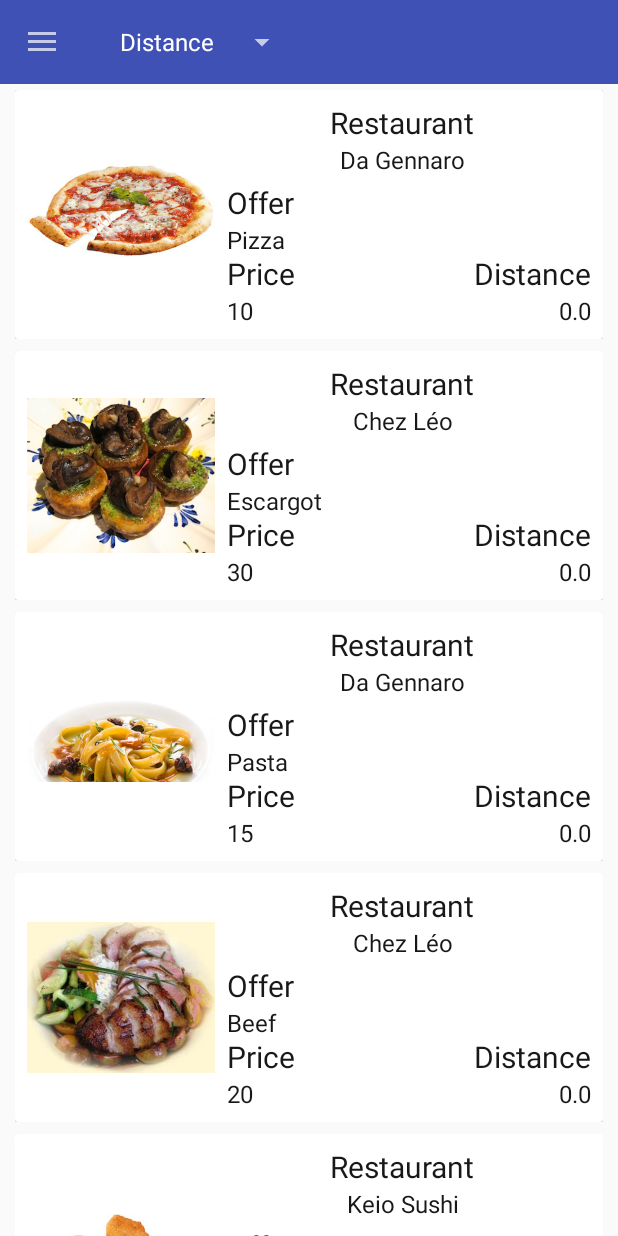
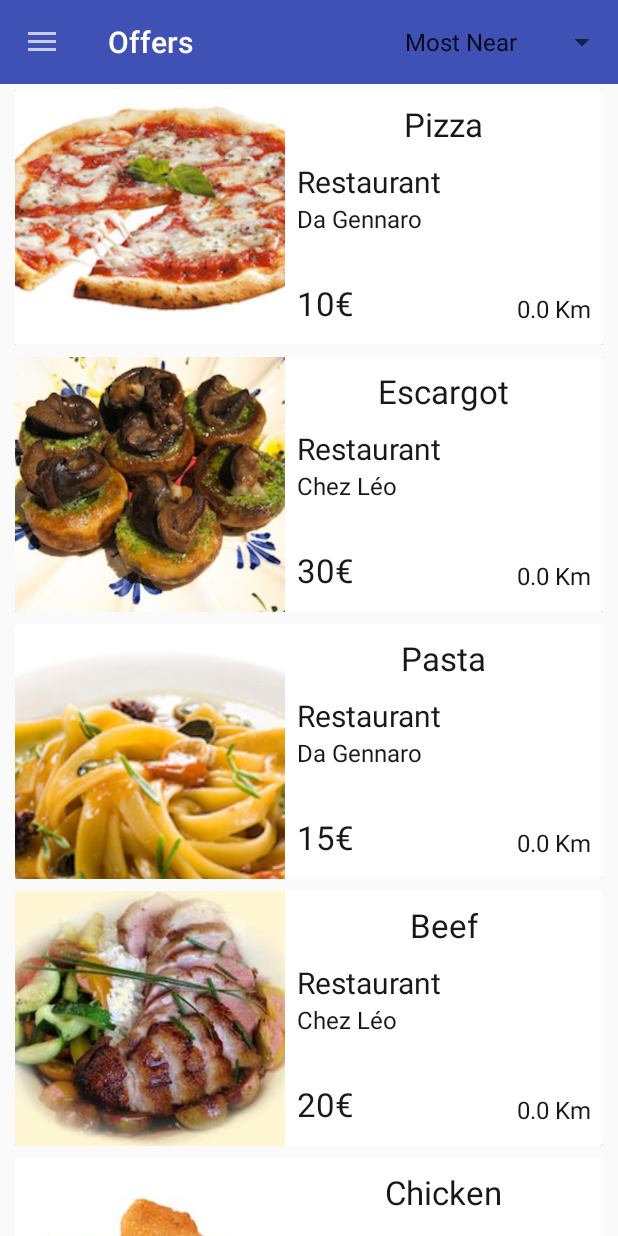
Before and after one commit to pmgrp/Lab3, an Android app: the ActivityMain screen opened directly, with no data from a screen before it, after a tap on "Offers", on a phone screen of 412 x 824 dp. Run offline under Robolectric (Android 15) with nearby library versions, the phone set to English and light mode, and no system bars; 4 statements that could not run were skipped; 2 other taps on this screen came first.

Commit message:
Some improvement to style
Some improvement to style

```diff
--- a/app/src/main/java/com/sorbellini/s214631/lab3/ActivityMain.java
+++ b/app/src/main/java/com/sorbellini/s214631/lab3/ActivityMain.java
@@ -10,8 +10,6 @@ import android.support.v4.app.Fragment;
 import android.support.v4.widget.DrawerLayout;
 import android.support.v7.app.ActionBarDrawerToggle;
 import android.support.v7.app.AppCompatActivity;
-import android.support.v7.widget.LinearLayoutManager;
-import android.support.v7.widget.RecyclerView;
 import android.support.v7.widget.Toolbar;
 import android.util.Log;
 import android.view.Menu;
@@ -22,13 +20,9 @@ import android.widget.ArrayAdapter;
 import android.widget.ListView;
 import android.widget.Spinner;
 import android.widget.Toast;
-
 import com.google.android.gms.common.ConnectionResult;
 import com.google.android.gms.common.api.GoogleApiClient;
 import com.google.android.gms.location.LocationServices;
-
-import java.util.ArrayList;
-import java.util.Collections;
 
 public class ActivityMain extends AppCompatActivity implements
         GoogleApiClient.ConnectionCallbacks,
@@ -43,6 +37,8 @@ public class ActivityMain extends AppCompatActivity implements
     DrawerLayout mDrawerLayout;
     ListView mDrawerList;
     ActionBarDrawerToggle mDrawerToggle;
+    int mDrawerPosition;
+    boolean mDrawerClick;
     //spinner
     Spinner spinner;
 
@@ -63,7 +59,9 @@ public class ActivityMain extends AppCompatActivity implements
         mDrawerList.setOnItemClickListener(new AdapterView.OnItemClickListener() {
             @Override
             public void onItemClick(AdapterView<?> parent, View view, int position, long id) {
-                displayView(position);
+                mDrawerPosition = position;
+                mDrawerClick = true;
+                mDrawerLayout.closeDrawer(mDrawerList);
             }
         });
 
@@ -76,6 +74,10 @@ public class ActivityMain extends AppCompatActivity implements
                 super.onDrawerClosed(v);
                 invalidateOptionsMenu();
                 syncState();
+                if(mDrawerClick) {
+                    displayView(mDrawerPosition);
+                    mDrawerClick = false;
+                }
             }
 
             public void onDrawerOpened(View v) {
@@ -88,7 +90,6 @@ public class ActivityMain extends AppCompatActivity implements
         setSupportActionBar(toolbar);
         getSupportActionBar().setDisplayHomeAsUpEnabled(true);
         getSupportActionBar().setHomeButtonEnabled(true);
-        getSupportActionBar().setDisplayShowTitleEnabled(false);
         mDrawerToggle.syncState();
 
         /**
@@ -135,7 +136,7 @@ public class ActivityMain extends AppCompatActivity implements
         }
 
         //Offers take the place of frame container
-        getSupportActionBar().setDisplayShowTitleEnabled(false);
+        getSupportActionBar().setTitle("Offers");
         Fragment fragment = new FragmentShowOffers();
         getSupportFragmentManager().beginTransaction()
                 .replace(R.id.frame_container, fragment).commit();
@@ -168,16 +169,17 @@ public class ActivityMain extends AppCompatActivity implements
         Fragment fragment = null;
         switch (position) {
             case 0:
-                mDrawerLayout.closeDrawer(mDrawerList);
+                //mDrawerLayout.closeDrawer(mDrawerList);
                 spinner.setVisibility(View.VISIBLE);
                 mDrawerList.setSelection(0);
-                getSupportActionBar().setDisplayShowTitleEnabled(false);
+                getSupportActionBar().setTitle("Offers");
+                getSupportActionBar().setDisplayShowTitleEnabled(true);
                 fragment = new FragmentShowOffers();
                 getSupportFragmentManager().beginTransaction()
                         .replace(R.id.frame_container, fragment).commit();
                 break;
             case 1:
-                mDrawerLayout.closeDrawer(mDrawerList);
+                //mDrawerLayout.closeDrawer(mDrawerList);
                 mDrawerList.setSelection(1);
                 getSupportActionBar().setTitle("Restaurants");
                 getSupportActionBar().setDisplayShowTitleEnabled(true);
@@ -202,6 +204,8 @@ public class ActivityMain extends AppCompatActivity implements
     public boolean onCreateOptionsMenu(Menu menu) {
         // Inflate the menu; this adds items to the action bar if it is present.
         getMenuInflater().inflate(R.menu.menu_main, menu);
+        MenuItem item = menu.findItem(R.id.action_settings);
+        item.setVisible(false);
         return true;
     }
 
--- a/app/src/main/res/layout/activity_main.xml
+++ b/app/src/main/res/layout/activity_main.xml
@@ -7,6 +7,9 @@
     android:orientation="vertical"
     xmlns:app="http://schemas.android.com/apk/res-auto">
 
+    <RelativeLayout
+        android:layout_width="match_parent"
+        android:layout_height="wrap_content">
     <android.support.v7.widget.Toolbar
         android:id="@+id/toolbar_spinner"
         android:layout_width="match_parent"
@@ -14,16 +17,16 @@
         android:background="@color/colorPrimary"
         app:theme="@style/ToolbarTheme"
         app:popupTheme="@style/Theme.AppCompat">
+    </android.support.v7.widget.Toolbar>
         <Spinner
             android:id="@+id/spinner"
             android:layout_width="wrap_content"
-            android:layout_height="match_parent"
-            android:layout_centerInParent="true"
+            android:layout_height="?attr/actionBarSize"
+            android:layout_alignParentRight="true"
+            android:layout_alignParentEnd="true"
             android:entries="@array/spinner_options">
-
         </Spinner>
-    </android.support.v7.widget.Toolbar>
-
+    </RelativeLayout>
     <android.support.v4.widget.DrawerLayout
         android:id="@+id/drawer_layout"
         android:layout_width="match_parent"
--- a/app/src/main/res/layout/offer_card.xml
+++ b/app/src/main/res/layout/offer_card.xml
@@ -1,128 +1,121 @@
 <?xml version="1.0" encoding="utf-8"?>
-<LinearLayout
-    xmlns:android="http://schemas.android.com/apk/res/android"
+<LinearLayout xmlns:android="http://schemas.android.com/apk/res/android"
     android:layout_width="match_parent"
     android:layout_height="wrap_content"
     android:paddingBottom="4dp"
-    android:paddingTop="4dp"
     android:paddingLeft="10dp"
-    android:paddingRight="10dp">
+    android:paddingRight="10dp"
+    android:paddingTop="4dp">
 
     <android.support.v7.widget.CardView
+        android:id="@+id/offer_card"
         android:layout_width="match_parent"
-        android:layout_height="wrap_content"
-        android:id="@+id/offer_card"
-        >
+        android:layout_height="wrap_content">
 
         <LinearLayout
             android:layout_width="match_parent"
             android:layout_height="wrap_content"
             android:orientation="horizontal"
-            android:padding="8dp">
+            android:padding="0dp">
 
             <RelativeLayout
                 android:layout_width="0dp"
                 android:layout_height="wrap_content"
-                android:layout_weight="1">
+                android:layout_weight="1.7">
+
                 <ImageView
                     android:id="@+id/offer_card_image"
                     android:layout_width="match_parent"
-                    android:layout_height="150dp"
-                    android:src="@drawable/pizza"
-                    />
+                    android:layout_height="170dp"
+                    android:scaleType="centerCrop"
+                    android:src="@drawable/pizza" />
 
             </RelativeLayout>
 
             <RelativeLayout
                 android:layout_width="0dp"
-                android:layout_height="match_parent"
+                android:layout_height="wrap_content"
                 android:layout_weight="2"
-                android:paddingLeft="8dp">
+                android:padding="8dp">
+
                 <TextView
-                    android:id="@+id/offer_card_restaurant_title"
+                    android:id="@+id/offer_card_offer"
                     android:layout_width="wrap_content"
                     android:layout_height="wrap_content"
                     android:layout_alignParentTop="true"
                     android:layout_centerInParent="true"
-                    android:text="Restaurant"
-                    android:textSize="20sp"
+                    android:text="Offer Name"
                     android:textColor="@color/dark_text_color"
-                    />
+                    android:textSize="22sp" />
+
                 <TextView
-                    android:id="@+id/offer_card_restaurant"
-                    android:layout_width="wrap_content"
-                    android:layout_height="wrap_content"
-                    android:layout_centerInParent="true"
-                    android:layout_below="@id/offer_card_restaurant_title"
-                    android:text="Restaurant Name"
-                    android:textSize="16sp"
-                    android:textColor="@color/dark_text_color"
-                    />
-                <TextView
-                    android:id="@+id/offer_card_offer_title"
+                    android:id="@+id/offer_card_restaurant_title"
                     android:layout_width="match_parent"
                     android:layout_height="wrap_content"
                     android:layout_alignParentLeft="true"
-                    android:layout_below="@id/offer_card_restaurant"
-                    android:layout_marginTop="4dp"
-                    android:text="Offer"
-                    android:textSize="20sp"
+                    android:layout_below="@id/offer_card_offer"
+                    android:layout_marginTop="10dp"
+                    android:text="Restaurant"
                     android:textColor="@color/dark_text_color"
-                    />
+                    android:textSize="20sp" />
+
                 <TextView
-                    android:id="@+id/offer_card_offer"
+                    android:id="@+id/offer_card_restaurant"
                     android:layout_width="match_parent"
                     android:layout_height="wrap_content"
-                    android:layout_alignParentLeft="true"
-                    android:layout_below="@id/offer_card_offer_title"
-                    android:text="Offer Name"
-                    android:textSize="16sp"
+                    android:layout_below="@id/offer_card_restaurant_title"
+                    android:layout_centerInParent="true"
+                    android:text="Restaurant Name"
                     android:textColor="@color/dark_text_color"
-                    />
+                    android:textSize="16sp" />
+
                 <RelativeLayout
                     android:layout_width="match_parent"
-                    android:layout_height="wrap_content"
-                    android:layout_alignParentBottom="true">
-                    <TextView
-                        android:id="@+id/offer_card_price_title"
-                        android:layout_width="wrap_content"
-                        android:layout_height="wrap_content"
-                        android:layout_alignParentLeft="true"
-                        android:layout_alignParentTop="true"
-                        android:text="Price"
-                        android:textSize="20sp"
-                        android:textColor="@color/dark_text_color"
-                        />
+                    android:layout_height="60dp"
+                    android:layout_below="@id/offer_card_restaurant">
+
                     <TextView
                         android:id="@+id/offer_card_price"
                         android:layout_width="wrap_content"
                         android:layout_height="wrap_content"
                         android:layout_alignParentLeft="true"
-                        android:layout_below="@id/offer_card_price_title"
-                        android:text="10€"
-                        android:textSize="16sp"
+                        android:layout_alignParentBottom="true"
+                        android:text="10"
                         android:textColor="@color/dark_text_color"
-                        />
+                        android:textSize="22sp" />
+
                     <TextView
-                        android:id="@+id/offer_card_distance_title"
+                        android:id="@+id/offer_card_price_euro"
+                        android:layout_width="wrap_content"
+                        android:layout_height="wrap_content"
+                        android:layout_toRightOf="@id/offer_card_price"
+                        android:layout_alignParentBottom="true"
+                        android:text="€"
+                        android:textColor="@color/dark_text_color"
+                        android:textSize="22sp" />
+
+                    <TextView
+                        android:id="@+id/offer_card_distance_km"
                         android:layout_width="wrap_content"
                         android:layout_height="wrap_content"
                         android:layout_alignParentRight="true"
-                        android:layout_alignParentTop="true"
-                        android:text="Distance"
-                        android:textSize="20sp"
+                        android:layout_alignParentEnd="true"
+                        android:layout_alignParentBottom="true"
+                        android:text=" Km"
                         android:textColor="@color/dark_text_color"
-                        />
+                        android:textSize="16sp" />
+
                     <TextView
                         android:id="@+id/offer_card_distance"
                         android:layout_width="wrap_content"
                         android:layout_height="wrap_content"
-                        android:layout_alignParentRight="true"
-                        android:layout_below="@id/offer_card_distance_title"
-                        android:text="100Km"
-                        android:textSize="16sp"
+                        android:layout_toLeftOf="@id/offer_card_distance_km"
+                        android:layout_toStartOf="@id/offer_card_distance_km"
+                        android:layout_alignParentBottom="true"
+                        android:text="100"
                         android:textColor="@color/dark_text_color"
-                        />
+                        android:textSize="16sp" />
+
 
                 </RelativeLayout>
 
--- a/app/src/main/res/layout/restaurant_card.xml
+++ b/app/src/main/res/layout/restaurant_card.xml
@@ -100,22 +100,22 @@
                     android:textSize="16sp" />
 
                 <TextView
-                    android:id="@+id/restaurant_card_distance_title"
+                    android:id="@+id/restaurant_card_distance_km"
                     android:layout_width="wrap_content"
                     android:layout_height="wrap_content"
                     android:layout_alignParentRight="true"
-                    android:layout_below="@id/restaurant_card_phone"
-                    android:text="Distance"
+                    android:layout_alignParentEnd="true"
+                    android:layout_below="@id/restaurant_card_address_title"                    android:text=" Km"
                     android:textColor="@color/dark_text_color"
-                    android:textSize="20sp" />
+                    android:textSize="16sp" />
 
                 <TextView
                     android:id="@+id/restaurant_card_distance"
                     android:layout_width="wrap_content"
                     android:layout_height="wrap_content"
-                    android:layout_alignParentRight="true"
-                    android:layout_below="@id/restaurant_card_distance_title"
-                    android:text="100Km"
+                    android:layout_below="@id/restaurant_card_address_title"
+                    android:layout_toLeftOf="@id/restaurant_card_distance_km"
+                    android:text="100"
                     android:textColor="@color/dark_text_color"
                     android:textSize="16sp" />
             </RelativeLayout>
--- a/app/src/main/res/layout/spinner_dropdown_item.xml
+++ /dev/null
@@ -1,9 +0,0 @@
-<?xml version="1.0" encoding="utf-8"?>
-<CheckedTextView xmlns:android="http://schemas.android.com/apk/res/android"
-    android:id="@android:id/text1"
-    style="?android:attr/spinnerDropDownItemStyle"
-    android:singleLine="true"
-    android:layout_width="match_parent"
-    android:layout_height="?android:attr/listPreferredItemHeight"
-    android:ellipsize="marquee"
-    android:textColor="#ffffff"/>
--- a/app/src/main/res/layout/spinner_item.xml
+++ /dev/null
@@ -1,8 +0,0 @@
-<?xml version="1.0" encoding="utf-8"?>
-<TextView xmlns:android="http://schemas.android.com/apk/res/android"
-    android:id="@android:id/text1"
-    android:layout_width="match_parent"
-    android:layout_height="wrap_content"
-    android:textSize="20sp"
-    android:paddingRight="4dp"
-    android:textColor="#fcfbfb" />
--- a/app/src/main/res/values/spinner.xml
+++ b/app/src/main/res/values/spinner.xml
@@ -1,7 +1,7 @@
 <?xml version="1.0" encoding="utf-8"?>
 <resources>
     <string-array name="spinner_options">
-        <item>Distance</item>
-        <item>Price</item>
+        <item>Most Near</item>
+        <item>Most Cheap</item>
     </string-array>
 </resources>
```
